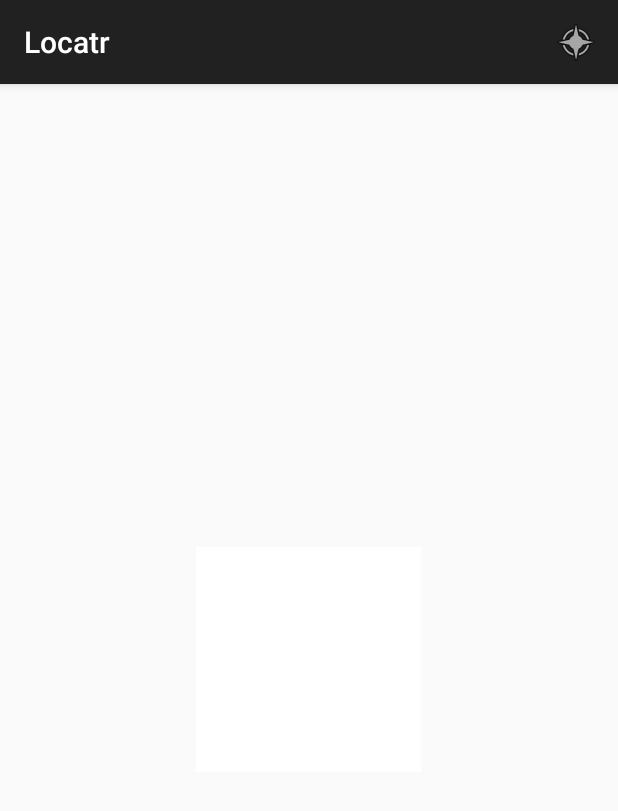
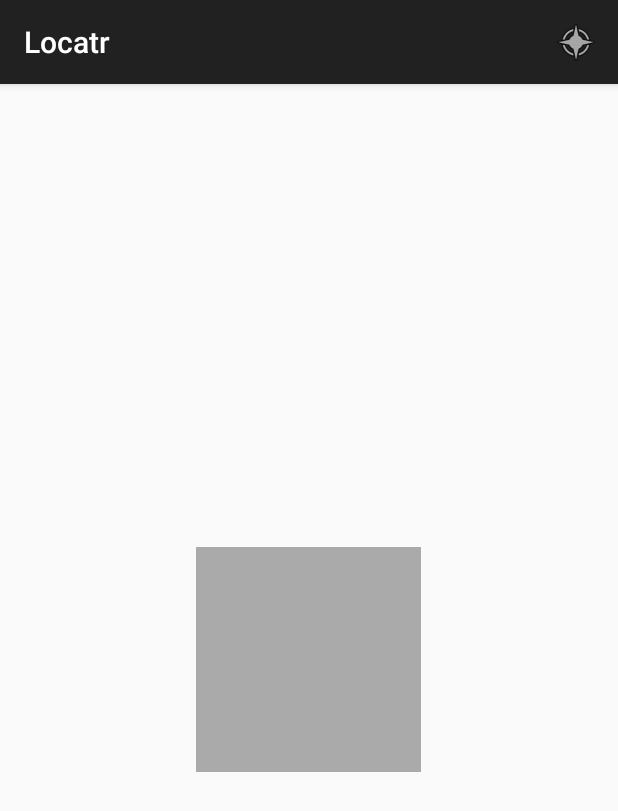
Before and after one commit to alsash/bignerdranch_locatr, an Android app: the screen it shows after launch (LocatrActivity), on a phone screen of 412 x 824 dp. Shown: the top 811 px of the screen. Run offline under Robolectric (Android 15) with nearby library versions, the phone set to English and light mode, and no system bars.

Commit message:
Chapter 31

```diff
--- a/app/src/main/res/layout/fragment_locatr.xml
+++ b/app/src/main/res/layout/fragment_locatr.xml
@@ -2,12 +2,11 @@
 <RelativeLayout xmlns:android="http://schemas.android.com/apk/res/android"
     android:layout_width="match_parent"
     android:layout_height="match_parent">
-
 
     <ImageView
         android:id="@+id/image"
         android:layout_width="150dp"
         android:layout_height="150dp"
         android:layout_centerInParent="true"
-        android:background="@android:color/white" />
+        android:background="@android:color/darker_gray" />
 </RelativeLayout>
```
Also changed, not shown: 1 other file.
